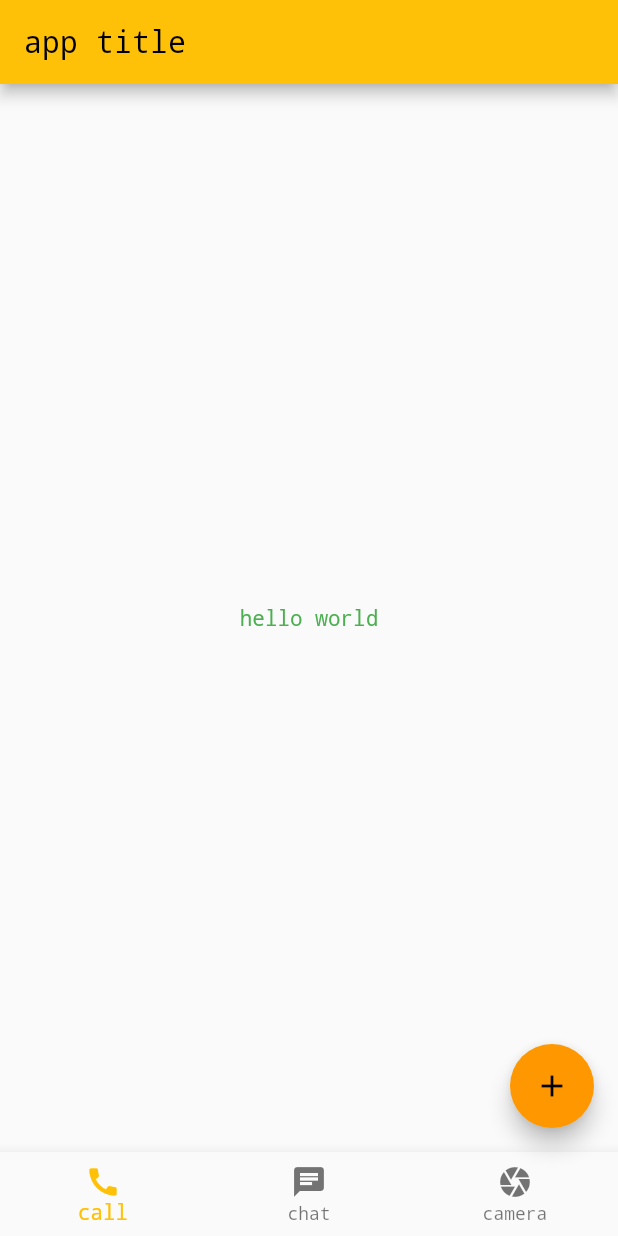
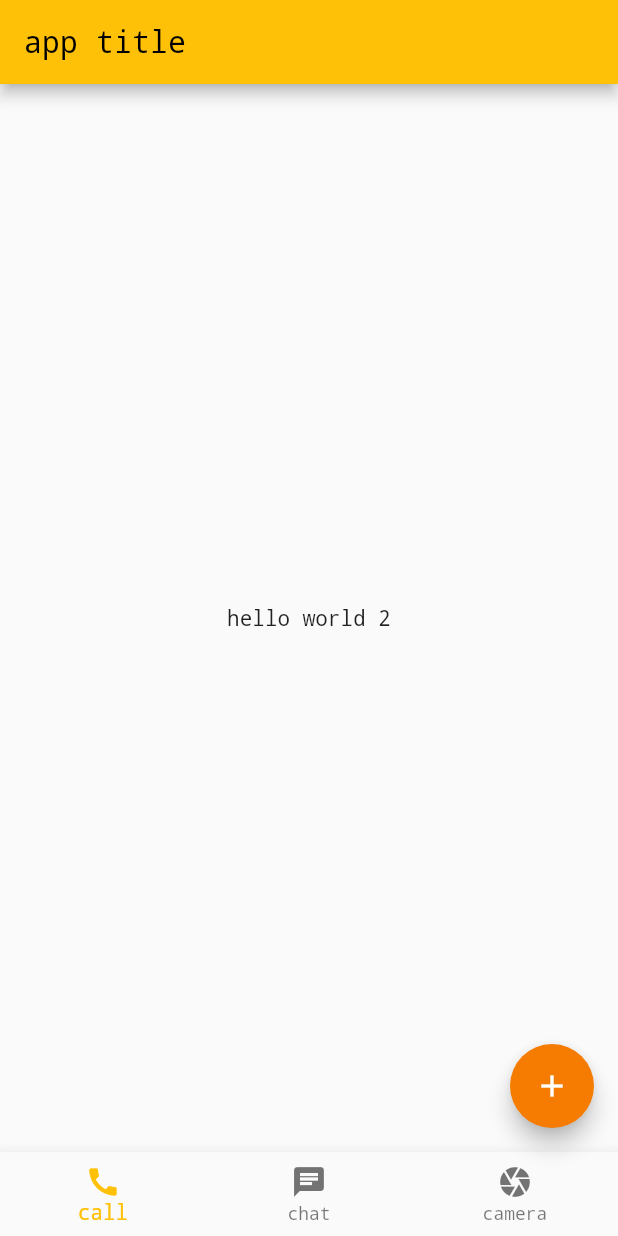
Before and after one commit to netTrek-Flutter/swr-flutter-2, a Flutter app: the screen it shows after launch, on a phone screen of 412 x 824 dp. Run offline on Flutter 3.47's test engine with Material 2 defaults, Android fonts, the phone set to English and light mode, and no system bars.

Commit message:
Theme.of(context)

```diff
--- a/lib/main/my_app.dart
+++ b/lib/main/my_app.dart
@@ -36,6 +36,16 @@ final ThemeData myTheme = ThemeData(
       color: Colors.green,
     ),
   ),
+  floatingActionButtonTheme: FloatingActionButtonThemeData(
+    backgroundColor: Colors.orange.shade700, // dunkler
+    foregroundColor:
+        Colors.white, // Farbe mit der auf den Hintergrund gezeichnet wird
+    splashColor: Colors.red.shade100, // Farbeffekt beim Tappen
+    extendedTextStyle: const TextStyle(
+      // farbe eines Labels - falls benutz
+      color: Colors.white,
+    ),
+  ),
 );
 
 class MyApp extends StatelessWidget {
--- a/lib/samples/center_sample.dart
+++ b/lib/samples/center_sample.dart
@@ -6,8 +6,22 @@ class CenterSample extends StatelessWidget {
 
   @override
   Widget build(BuildContext context) {
+    ThemeData themeData = Theme.of(context);
+    // print(themeData.textTheme.bodyText1);
+    // print(themeData.textTheme.bodyText2);
     return Center(
-      child: buildText(),
+      child: Text(
+        'hello world 2',
+        style: themeData.textTheme.bodyText1,
+      ),
+      // child: Builder(
+      //     builder: (context) {
+      //       return Text(
+      //         'hello world 2',
+      //         style: themeData.textTheme.bodyText1,
+      //       );
+      //     }
+      // )
     );
   }
 }
```
